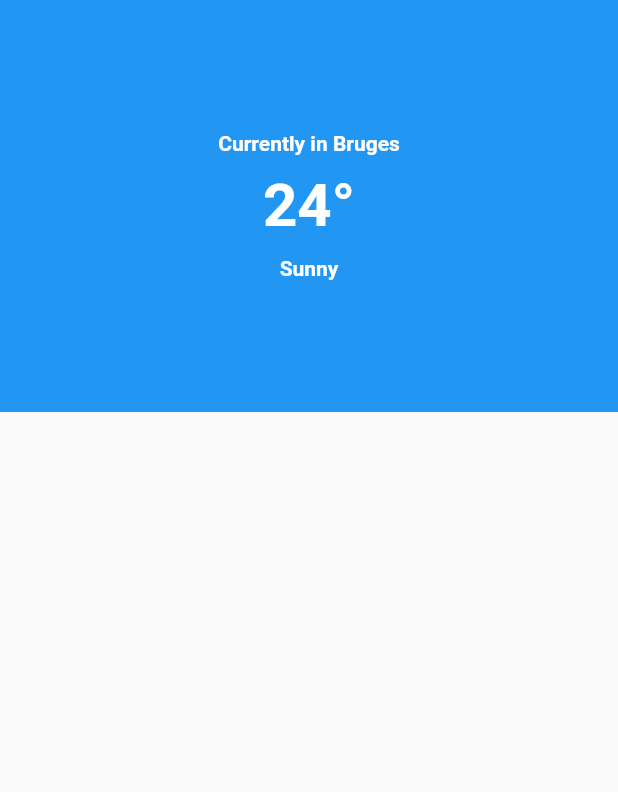
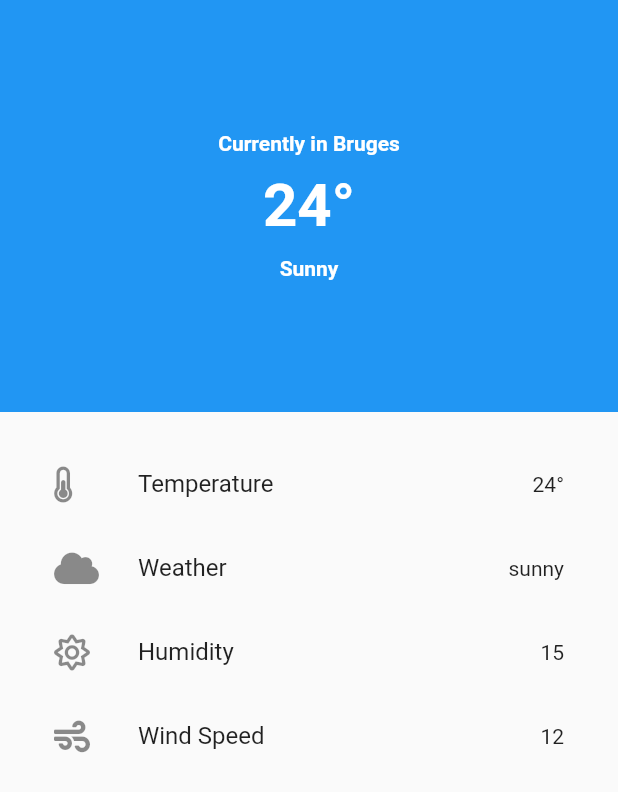
Before and after one commit to woutverbiest/flutter_weather, a Flutter app: the screen it shows after launch, on a phone screen of 412 x 824 dp. Shown: the top 792 px of the screen. Run offline on Flutter 3.47's test engine with Material 2 defaults, Android fonts, the phone set to English and light mode, and no system bars; our stand-ins replace font_awesome_flutter.

Commit message:
add icons and expand ui

```diff
--- a/lib/main.dart
+++ b/lib/main.dart
@@ -1,4 +1,7 @@
 import 'package:flutter/material.dart';
+import 'package:font_awesome_flutter/font_awesome_flutter.dart';
+import 'package:http/http.dart';
+import 'dart:convert';
 
 void main() => runApp(MaterialApp(
       title: "Weather App",
@@ -54,7 +57,36 @@ class _HomeState extends State<Home> {
                     ),
                   ),
                 ],
-              ))
+              )),
+          Expanded(
+            child: Padding(
+              padding: EdgeInsets.all(20.0),
+              child: ListView(
+                children: <Widget>[
+                  ListTile(
+                    leading: FaIcon(FontAwesomeIcons.thermometerHalf),
+                    title: Text("Temperature"),
+                    trailing: Text("24\u00B0"),
+                  ),
+                  ListTile(
+                    leading: FaIcon(FontAwesomeIcons.cloud),
+                    title: Text("Weather"),
+                    trailing: Text("sunny"),
+                  ),
+                  ListTile(
+                    leading: FaIcon(FontAwesomeIcons.sun),
+                    title: Text("Humidity"),
+                    trailing: Text("15"),
+                  ),
+                  ListTile(
+                    leading: FaIcon(FontAwesomeIcons.wind),
+                    title: Text("Wind Speed"),
+                    trailing: Text("12"),
+                  )
+                ],
+              ),
+            ),
+          )
         ],
       ),
     );
--- a/pubspec.yaml
+++ b/pubspec.yaml
@@ -19,6 +19,8 @@ environment:
 dependencies:
   flutter:
     sdk: flutter
+  font_awesome_flutter: ^8.8.1
+  http: ^0.12.1
 
   # The following adds the Cupertino Icons font to your application.
   # Use with the CupertinoIcons class for iOS style icons.
```
Also changed, not shown: pubspec.lock.
